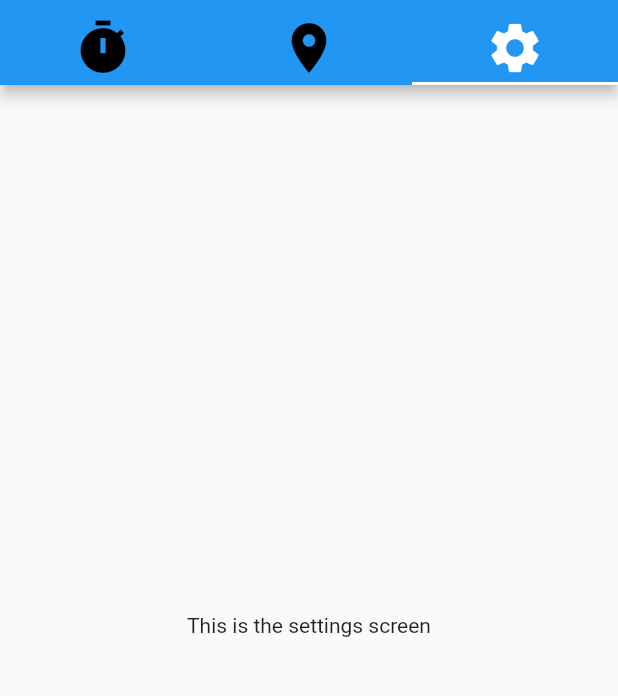
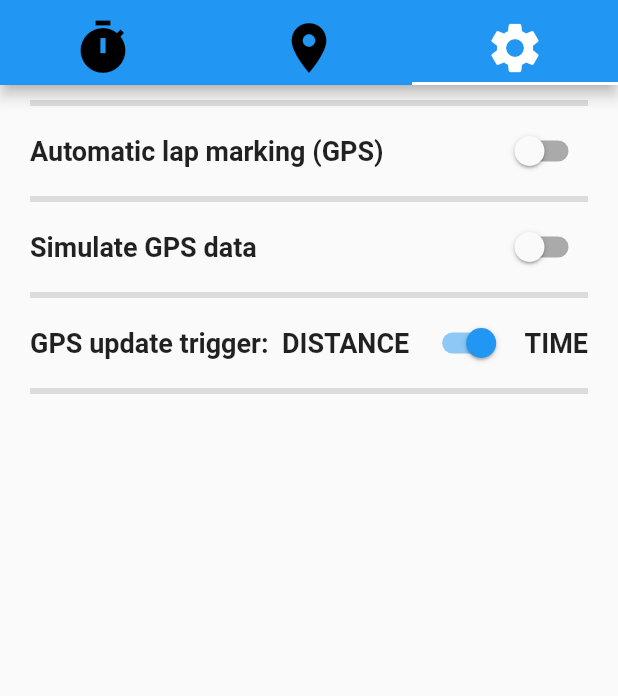
Before and after one commit to markleavitt/karstimer, a Flutter app: the screen it shows after launch, tab 3 chosen, on a phone screen of 412 x 824 dp, the part 71-767 px from its top. Run offline on Flutter 3.47's test engine with Material 2 defaults, Android fonts, the phone set to English and light mode, and no system bars; our stand-ins replace geolocator, google_maps_flutter, shared_preferences.

Commit message:
Preferences working for lap marking, update trigger. Need simulator.

```diff
--- a/lib/tab_settings.dart
+++ b/lib/tab_settings.dart
@@ -1,4 +1,8 @@
 import 'package:flutter/material.dart';
+import 'package:karstimer/constants.dart';
+import 'package:karstimer/race_data.dart';
+import 'package:shared_preferences/shared_preferences.dart';
+import 'package:provider/provider.dart';
 import 'package:geolocator/geolocator.dart';
 
 class TabSettings extends StatefulWidget {
@@ -7,40 +11,72 @@ class TabSettings extends StatefulWidget {
 }
 
 class _TabSettingsState extends State<TabSettings> {
-  // GeolocationResult _locationOperationalResult;
-  // GeolocationResult _requestPermissionResult;
-  //
-  // _checkLocationOperational() async {
-  //   final GeolocationResult result = await Geolocation.isLocationOperational();
-  //
-  //   if (mounted) {
-  //     setState(() {
-  //       _locationOperationalResult = result;
-  //     });
-  //   }
-  // }
-  //
-  // _requestPermission() async {
-  //   final GeolocationResult result =
-  //       await Geolocation.requestLocationPermission(
-  //     permission: const LocationPermission(
-  //       android: LocationPermissionAndroid.fine,
-  //       ios: LocationPermissionIOS.always,
-  //     ),
-  //     openSettingsIfDenied: true,
-  //   );
-  //
-  //   if (mounted) {
-  //     setState(() {
-  //       _requestPermissionResult = result;
-  //     });
-  //   }
-  // }
-
   @override
   Widget build(BuildContext context) {
-    return Center(
-      child: Text('This is the settings screen'),
+    return Padding(
+      padding: const EdgeInsets.symmetric(vertical: 4.0, horizontal: 20.0),
+      child: Column(
+        children: [
+          Divider(
+            thickness: 4,
+          ),
+          Row(
+            mainAxisAlignment: MainAxisAlignment.spaceBetween,
+            crossAxisAlignment: CrossAxisAlignment.center,
+            children: [
+              Text("Automatic lap marking (GPS)", style: kLapButtonStyle),
+              Switch(
+                value: myRaceData.isAutoLapMark,
+                onChanged: (bool newValue) {
+                  setState(() {
+                    myRaceData.setIsAutoLapMark(newValue);
+                  });
+                },
+              ),
+            ],
+          ),
+          Divider(
+            thickness: 4,
+          ),
+          Row(
+            mainAxisAlignment: MainAxisAlignment.spaceBetween,
+            crossAxisAlignment: CrossAxisAlignment.center,
+            children: [
+              Text("Simulate GPS data", style: kLapButtonStyle),
+              Switch(
+                value: myRaceData.isSimulatedData,
+                onChanged: (bool newValue) {
+                  setState(() {
+                    myRaceData.setIsSimulatedData(newValue);
+                  });
+                },
+              ),
+            ],
+          ),
+          Divider(
+            thickness: 4,
+          ),
+          Row(
+            mainAxisAlignment: MainAxisAlignment.spaceBetween,
+            crossAxisAlignment: CrossAxisAlignment.center,
+            children: [
+              Text("GPS update trigger:  DISTANCE", style: kLapButtonStyle),
+              Switch(
+                value: myRaceData.isTimedUpdates,
+                onChanged: (bool newValue) {
+                  setState(() {
+                    myRaceData.setIsTimedUpdates(newValue);
+                  });
+                },
+              ),
+              Text("TIME", style: kLapButtonStyle),
+            ],
+          ),
+          Divider(
+            thickness: 4,
+          ),
+        ],
+      ),
     );
   }
 }
--- a/pubspec.yaml
+++ b/pubspec.yaml
@@ -27,6 +27,7 @@ dependencies:
   provider: ^4.3.2+1
   geolocator: ^5.3.2+2
   google_maps_flutter: ^0.5.30
+  shared_preferences: ^0.5.10
 
 dev_dependencies:
   flutter_test:
```
Also changed, not shown: lib/race_data.dart (+31 -1 lines), lib/tab_lap_timer.dart (+7 -3 lines), pubspec.lock.
